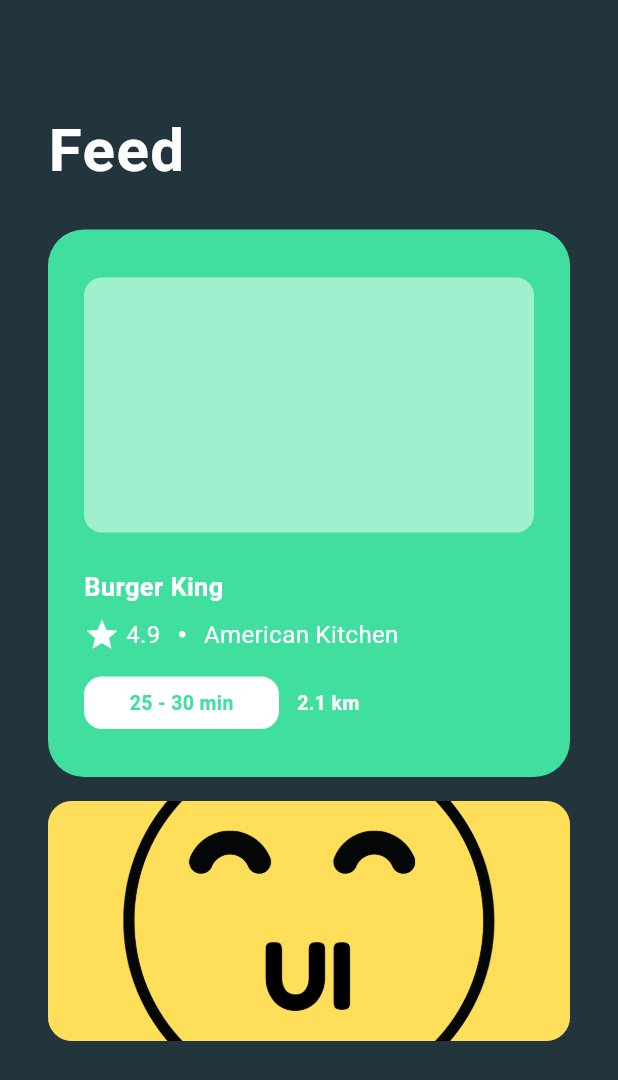
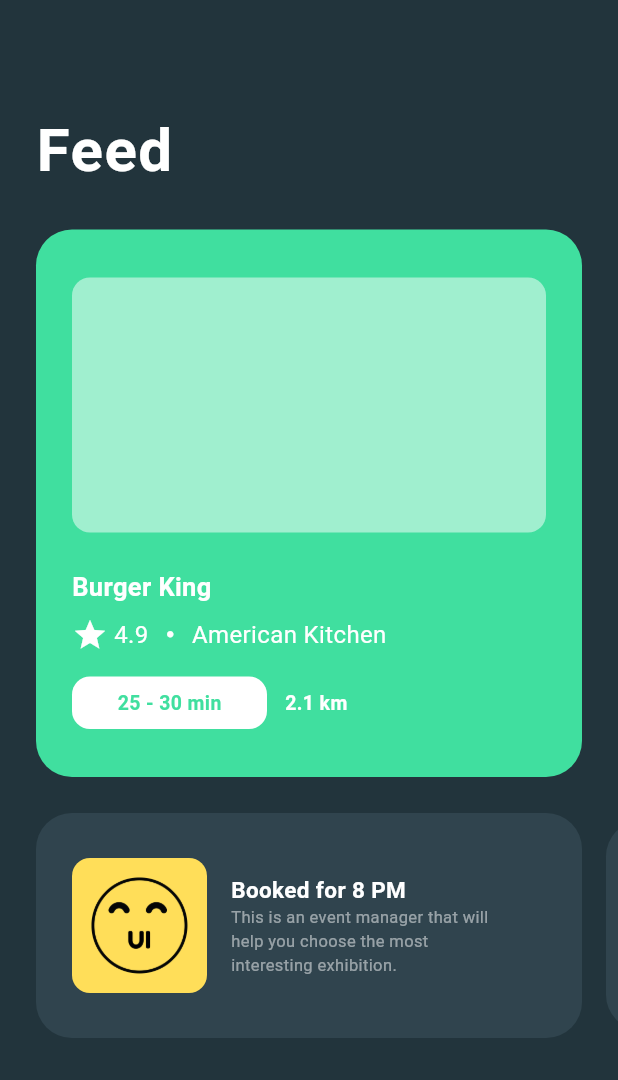
Before and after one commit to muzzammil763/marvie_ios_ui, a Flutter app: the FeedThree screen opened directly, on a phone screen of 412 x 824 dp. Shown: the top 1080 px of the screen. Run offline on Flutter 3.47's test engine with Material 3 defaults, Android fonts, the light colour scheme and no system bars.

Commit message:
added more com in feed three screen (ui completed for now)

```diff
--- a/lib/Screens/feed_three.dart
+++ b/lib/Screens/feed_three.dart
@@ -7,18 +7,15 @@
   Widget build(BuildContext context) {
     return Scaffold(
       backgroundColor: Theme.of(context).colorScheme.surface,
-      body: Padding(
-        padding: const EdgeInsets.only(
-          left: 32,
-          right: 32,
-        ),
-        child: ListView(
+      body: ListView(
         children: [
           Column(
             crossAxisAlignment: CrossAxisAlignment.start,
             children: [
               const SizedBox(height: 72),
-                Text(
+              Padding(
+                padding: const EdgeInsets.symmetric(horizontal: 24),
+                child: Text(
                   "Feed",
                   style: TextStyle(
                     fontSize: 40,
@@ -27,8 +24,10 @@
                     letterSpacing: 1,
                   ),
                 ),
+              ),
               const SizedBox(height: 24),
               Container(
+                margin: const EdgeInsets.symmetric(horizontal: 24),
                 width: double.infinity,
                 decoration: BoxDecoration(
                   color: Theme.of(context).colorScheme.primary,
@@ -110,8 +109,7 @@
                               child: Text(
                                 "25 - 30 min",
                                 style: TextStyle(
-                                    color:
-                                        Theme.of(context).colorScheme.primary,
+                                  color: Theme.of(context).colorScheme.primary,
                                   fontSize: 13,
                                   fontWeight: FontWeight.bold,
                                 ),
@@ -133,22 +131,115 @@
                   ),
                 ),
               ),
-                const SizedBox(height: 16),
+              const SizedBox(height: 24),
+              SingleChildScrollView(
+                scrollDirection: Axis.horizontal,
+                child: Padding(
+                  padding: const EdgeInsets.symmetric(horizontal: 24),
+                  child: Row(
+                    children: [
                       Container(
-                  height: 160,
-                  width: double.infinity,
+                        height: 150,
+                        width: MediaQuery.of(context).size.width - 48,
                         decoration: BoxDecoration(
-                    borderRadius: BorderRadius.circular(16),
+                          borderRadius: BorderRadius.circular(24),
+                          color: Theme.of(context).colorScheme.primaryContainer,
+                        ),
+                        child: Row(
+                          crossAxisAlignment: CrossAxisAlignment.center,
+                          children: [
+                            const SizedBox(width: 24),
+                            ClipRRect(
+                              borderRadius: BorderRadius.circular(12),
+                              child: Image.asset(
+                                "assets/images/demoimage.png",
+                                height: 90,
+                                width: 90,
+                              ),
+                            ),
+                            const SizedBox(width: 16),
+                            SizedBox(
+                              width: 180,
+                              child: Column(
+                                crossAxisAlignment: CrossAxisAlignment.start,
+                                mainAxisAlignment: MainAxisAlignment.center,
+                                children: [
+                                  const Text(
+                                    "Booked for 8 PM",
+                                    style: TextStyle(
+                                      color: Colors.white,
+                                      fontSize: 15,
+                                      fontWeight: FontWeight.bold,
+                                    ),
+                                  ),
+                                  Text(
+                                    "This is an event manager that will help you choose the most interesting exhibition.",
+                                    style: TextStyle(
                                       color: Theme.of(context)
                                           .colorScheme
                                           .onSurface
                                           .withOpacity(0.5),
+                                      fontSize: 11,
                                     ),
-                  child: ClipRRect(
-                    borderRadius: BorderRadius.circular(16),
+                                  ),
+                                ],
+                              ),
+                            ),
+                          ],
+                        ),
+                      ),
+                      const SizedBox(width: 16),
+                      Container(
+                        height: 140,
+                        width: MediaQuery.of(context).size.width,
+                        decoration: BoxDecoration(
+                          borderRadius: BorderRadius.circular(24),
+                          color: Theme.of(context).colorScheme.primaryContainer,
+                        ),
+                        child: Row(
+                          crossAxisAlignment: CrossAxisAlignment.center,
+                          children: [
+                            const SizedBox(width: 24),
+                            ClipRRect(
+                              borderRadius: BorderRadius.circular(12),
                               child: Image.asset(
                                 "assets/images/demoimage.png",
-                      fit: BoxFit.cover,
+                                height: 90,
+                                width: 90,
+                              ),
+                            ),
+                            const SizedBox(width: 16),
+                            SizedBox(
+                              width: 180,
+                              child: Column(
+                                crossAxisAlignment: CrossAxisAlignment.start,
+                                mainAxisAlignment: MainAxisAlignment.center,
+                                children: [
+                                  const Text(
+                                    "Booked for 8 PM",
+                                    style: TextStyle(
+                                      color: Colors.white,
+                                      fontSize: 15,
+                                      fontWeight: FontWeight.bold,
+                                    ),
+                                  ),
+                                  Text(
+                                    "This is an event manager that will help you choose the most interesting exhibition.",
+                                    style: TextStyle(
+                                      color: Theme.of(context)
+                                          .colorScheme
+                                          .onSurface
+                                          .withOpacity(0.5),
+                                      fontSize: 11,
+                                    ),
+                                  ),
+                                ],
+                              ),
+                            ),
+                          ],
+                        ),
+                      ),
+                    ],
                   ),
                 ),
               ),
@@ -156,7 +247,6 @@
           ),
         ],
       ),
-      ),
     );
   }
 }
```
Lines whose indentation alone changed are shown as unchanged.
